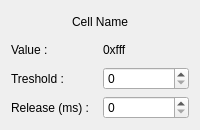
Above: interface/src/CellViewer.ui from atuleu/giant-snes-gamepad before the change. Below: the same form after it.
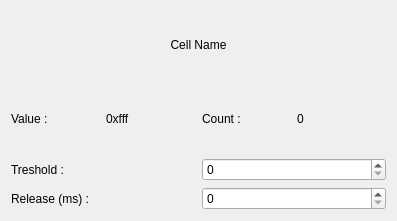
That is the form after the change.

Commit message: Corrects the report of cell count.

```diff
--- a/interface/src/CellViewer.ui
+++ b/interface/src/CellViewer.ui
@@ -6,48 +6,14 @@
    <rect>
     <x>0</x>
     <y>0</y>
-    <width>200</width>
-    <height>130</height>
+    <width>397</width>
+    <height>221</height>
    </rect>
   </property>
   <property name="windowTitle">
    <string>Form</string>
   </property>
   <layout class="QGridLayout" name="gridLayout">
-   <item row="0" column="0" colspan="2">
-    <widget class="QLabel" name="nameLabel">
-     <property name="text">
-      <string>Cell Name</string>
-     </property>
-     <property name="alignment">
-      <set>Qt::AlignCenter</set>
-     </property>
-    </widget>
-   </item>
-   <item row="2" column="0">
-    <widget class="QLabel" name="thresholdLabel">
-     <property name="text">
-      <string>Treshold :</string>
-     </property>
-    </widget>
-   </item>
-   <item row="2" column="1">
-    <widget class="QSpinBox" name="thresholdBox">
-     <property name="maximum">
-      <number>65535</number>
-     </property>
-     <property name="value">
-      <number>0</number>
-     </property>
-    </widget>
-   </item>
-   <item row="1" column="1">
-    <widget class="QLabel" name="valueDisplayLabel">
-     <property name="text">
-      <string>0xfff</string>
-     </property>
-    </widget>
-   </item>
    <item row="1" column="0">
     <widget class="QLabel" name="valueLabel">
      <property name="text">
@@ -55,17 +21,65 @@
      </property>
     </widget>
    </item>
-   <item row="3" column="0">
+   <item row="1" column="1">
+    <widget class="QLabel" name="valueDisplayLabel">
+     <property name="text">
+      <string>0xfff</string>
+     </property>
+    </widget>
+   </item>
+   <item row="1" column="2">
+    <widget class="QLabel" name="countLabel">
+     <property name="text">
+      <string>Count :</string>
+     </property>
+    </widget>
+   </item>
+   <item row="1" column="3">
+    <widget class="QLabel" name="countDisplayLabel">
+     <property name="text">
+      <string>0</string>
+     </property>
+    </widget>
+   </item>
+   <item row="2" column="2" colspan="2">
+    <widget class="QSpinBox" name="thresholdBox">
+     <property name="maximum">
+      <number>65535</number>
+     </property>
+     <property name="value">
+      <number>0</number>
+     </property>
+    </widget>
+   </item>
+   <item row="3" column="2" colspan="2">
+    <widget class="QSpinBox" name="releaseBox">
+     <property name="maximum">
+      <number>65535</number>
+     </property>
+    </widget>
+   </item>
+   <item row="2" column="0" colspan="2">
+    <widget class="QLabel" name="thresholdLabel">
+     <property name="text">
+      <string>Treshold :</string>
+     </property>
+    </widget>
+   </item>
+   <item row="3" column="0" colspan="2">
     <widget class="QLabel" name="releaseLabel">
      <property name="text">
       <string>Release (ms) :</string>
      </property>
     </widget>
    </item>
-   <item row="3" column="1">
-    <widget class="QSpinBox" name="releaseBox">
-     <property name="maximum">
-      <number>65535</number>
+   <item row="0" column="0" colspan="4">
+    <widget class="QLabel" name="nameLabel">
+     <property name="text">
+      <string>Cell Name</string>
+     </property>
+     <property name="alignment">
+      <set>Qt::AlignCenter</set>
      </property>
     </widget>
    </item>
```
The commit also changes 2 other files.
